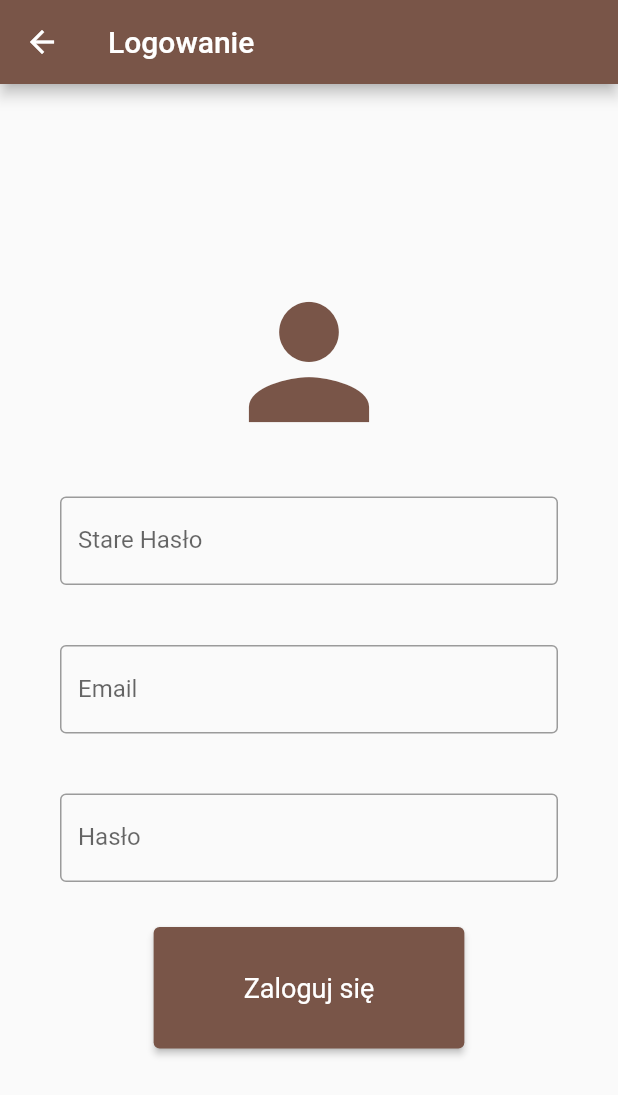
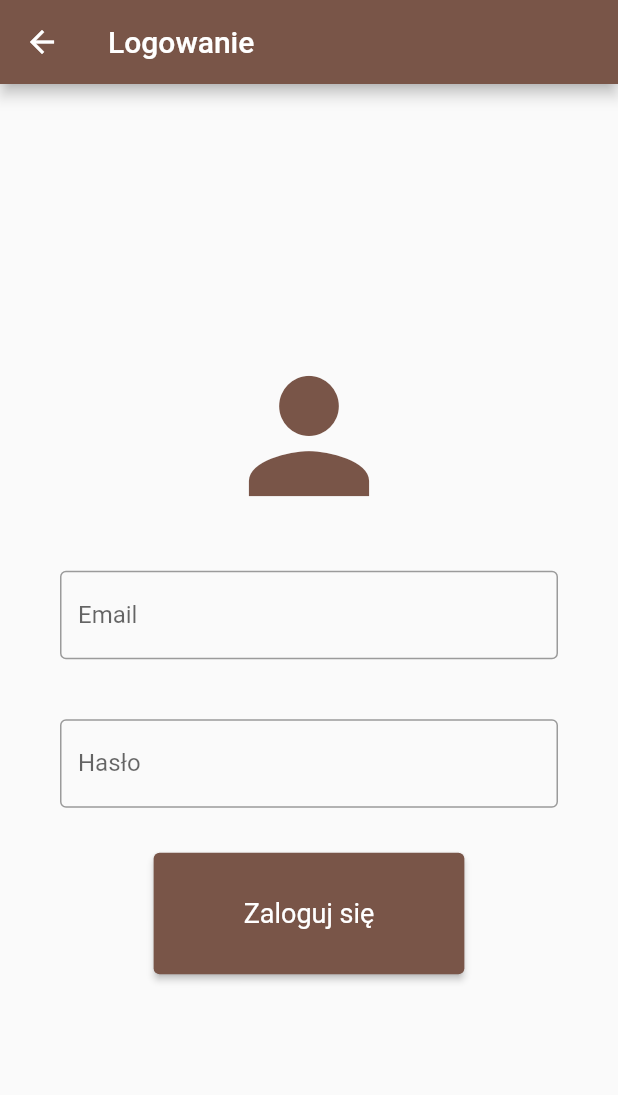
Before and after one commit to Asirxes/Dyplom, a Flutter app: the screen it shows after launch, after a tap on the "login" icon, on a phone screen of 412 x 824 dp. Shown: the top 1095 px of the screen. Run offline on Flutter 3.47's test engine with Material 2 defaults, Android fonts, the phone set to English and light mode, and no system bars; our stand-ins replace firebase_auth, firebase_core, fluttertoast; accounts and stored records are empty; network calls fail.

Commit message:
Poprawki kodu

```diff
--- a/lib/main.dart
+++ b/lib/main.dart
@@ -101,9 +101,8 @@ class _HomePageState extends State<HomePage> {
         ],
       ),
       body: Center(
-        child: _user == null
-            ? Text('Zaloguj się')
-            : Text('Witaj ${_user!.email}'),
+        child:
+            _user == null ? Text('Zaloguj się') : Text('Witaj ${_user!.email}'),
       ),
     );
   }
@@ -123,7 +122,8 @@ class _LoginPageState extends State<LoginPage> {
   User? _user;
   TextEditingController emailController = TextEditingController();
   TextEditingController passwordController = TextEditingController();
-  TextEditingController oldPasswordController = TextEditingController(); // Nowa kontrolka
+  TextEditingController oldPasswordController =
+      TextEditingController(); // Nowa kontrolka
 
   @override
   Widget build(BuildContext context) {
@@ -139,18 +139,6 @@ class _LoginPageState extends State<LoginPage> {
               Icons.person,
               size: 120.0,
               color: Colors.brown,
-            ),
-            SizedBox(height: 20.0),
-            Container(
-              margin: EdgeInsets.symmetric(horizontal: 40.0, vertical: 10.0),
-              child: TextField(
-                controller: oldPasswordController, // Nowa kontrolka
-                decoration: InputDecoration(
-                  labelText: 'Stare Hasło', // Nowy tekst
-                  border: OutlineInputBorder(),
-                ),
-                obscureText: true,
-              ),
             ),
             SizedBox(height: 20.0),
             Container(
@@ -395,7 +383,8 @@ class LogoutPage extends StatelessWidget {
               margin: EdgeInsets.symmetric(horizontal: 40.0, vertical: 10.0),
               child: ElevatedButton(
                 onPressed: () {
-                  Navigator.pushNamed(context, '/password_change'); // Przenosi do ekranu zmiany hasła
+                  Navigator.pushNamed(context,
+                      '/password_change'); // Przenosi do ekranu zmiany hasła
                 },
                 child: Text('Edycja hasła'),
                 style: ElevatedButton.styleFrom(
@@ -525,6 +514,13 @@ class _PasswordChangePageState extends State<PasswordChangePage> {
     String newPassword,
     String confirmPassword,
   ) async {
+    if (newPassword != confirmPassword) {
+      Fluttertoast.showToast(
+          msg: "Hasła nie są jednakowe!",
+          toastLength: Toast.LENGTH_SHORT,
+          gravity: ToastGravity.BOTTOM,
+        );
+    } else {
       try {
         User user = _auth.currentUser!;
         final AuthCredential credential = EmailAuthProvider.credential(
@@ -548,3 +544,4 @@ class _PasswordChangePageState extends State<PasswordChangePage> {
       }
     }
   }
+}
```
Lines whose indentation alone changed are shown as unchanged.
